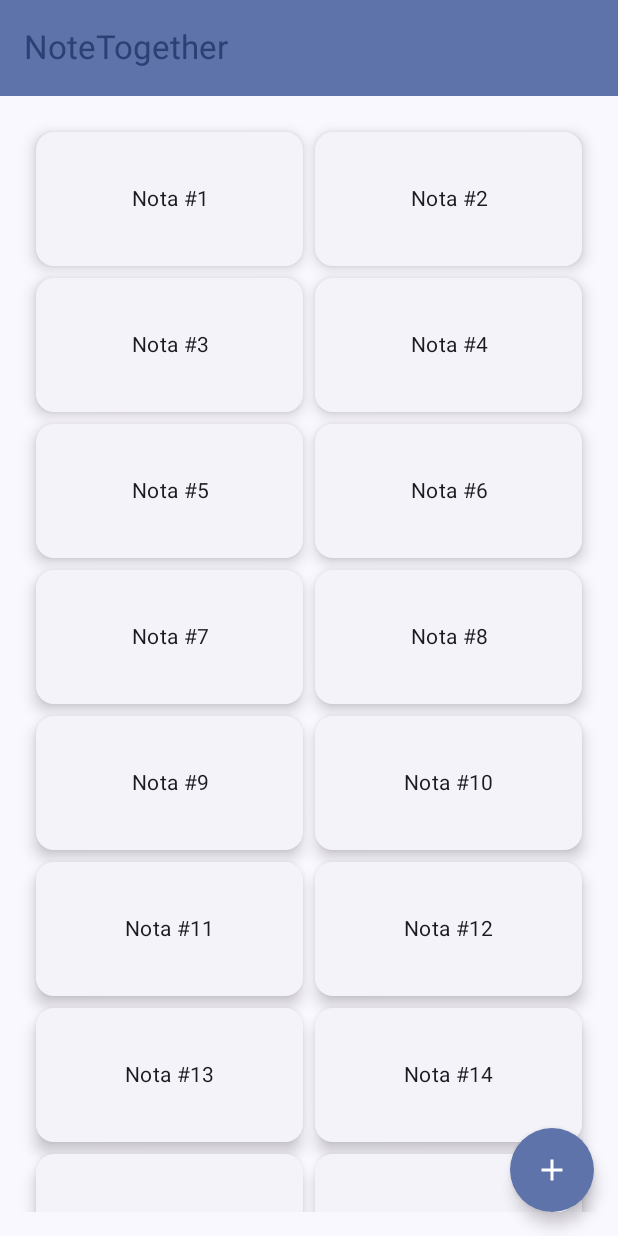
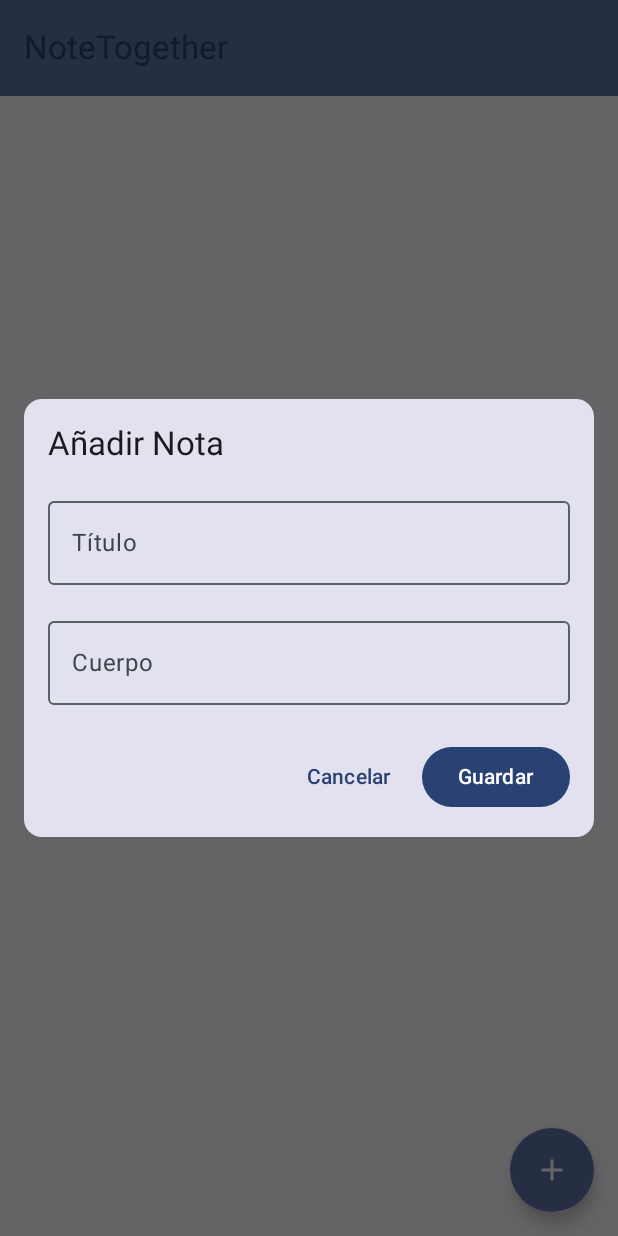
Before and after one commit to RaulGutIzq/NoteTogether, an Android app built with Jetpack Compose: the composable MaterialDesignView shown on its own in the app's theme, after a tap on "Añadir nota", on a phone screen of 412 x 824 dp. Run offline under Robolectric (Android 15) with nearby library versions, the phone set to English and light mode, and no system bars.

Commit message:
Añadido dialogo guardar

```diff
--- a/app/src/main/java/com/raulin/notetogether/view/MainActivity.kt
+++ b/app/src/main/java/com/raulin/notetogether/view/MainActivity.kt
@@ -12,25 +12,30 @@ import androidx.compose.runtime.Composable
 import androidx.compose.ui.Modifier
 import com.raulin.notetogether.view.ui.theme.NoteTogetherTheme
 import androidx.compose.foundation.layout.*
-import androidx.compose.foundation.lazy.LazyColumn
 import androidx.compose.foundation.lazy.grid.GridCells
 import androidx.compose.foundation.lazy.grid.LazyVerticalGrid
 import androidx.compose.foundation.lazy.grid.items
-import androidx.compose.foundation.rememberScrollState
 import androidx.compose.foundation.shape.CircleShape
-import androidx.compose.foundation.verticalScroll
 import androidx.compose.material.icons.Icons
 import androidx.compose.material.icons.filled.Add
 import androidx.compose.material3.*
-import androidx.compose.ui.Alignment
-import androidx.compose.ui.graphics.Color
-import androidx.compose.ui.res.painterResource
-import androidx.compose.ui.text.style.TextAlign
-import androidx.compose.ui.tooling.preview.Preview
+import androidx.compose.runtime.getValue
+import androidx.compose.runtime.mutableStateListOf
+import androidx.compose.runtime.mutableStateOf
+import androidx.compose.runtime.remember
+import androidx.compose.runtime.setValue
+import androidx.compose.ui.text.style.TextOverflow
 import androidx.compose.ui.unit.dp
+import androidx.compose.ui.window.Dialog
 
+data class Note(
+    val id: Int = System.currentTimeMillis().toInt(), // Identificador único
+    val title: String,
+    val body: String
+)
 
 class MainActivity : ComponentActivity() {
+
     override fun onCreate(savedInstanceState: Bundle?) {
         super.onCreate(savedInstanceState)
         enableEdgeToEdge()
@@ -46,6 +51,12 @@ class MainActivity : ComponentActivity() {
 @OptIn(ExperimentalMaterial3Api::class)
 @Composable
 fun MaterialDesignView() {
+    var showDialog by remember { mutableStateOf(false) }
+    var currentNote by remember { mutableStateOf<Note?>(null) }
+    val notes = remember { mutableStateListOf<Note>() }
+
+  //  notes.addAll(generateRandomNotes(75))
+
     Scaffold(
         topBar = {
             TopAppBar(
@@ -53,37 +64,66 @@ fun MaterialDesignView() {
                     containerColor = MaterialTheme.colorScheme.primaryContainer,
                     titleContentColor = MaterialTheme.colorScheme.primary,
                 ),
-                title = {
-                    Text("NoteTogether")
-                }
+                title = { Text("NoteTogether") }
             )
         },
         floatingActionButton = {
             FloatingActionButton(
-                onClick = { /* Aádir onlick en controller */ },
+                onClick = {
+                    currentNote = null
+                    showDialog = true
+                },
                 shape = CircleShape,
                 containerColor = MaterialTheme.colorScheme.primaryContainer
             ) {
                 Icon(Icons.Filled.Add, "Añadir nota")
             }
+        },
+        content = { innerPadding ->
+            Column(
+                modifier = Modifier
+                    .padding(top = 16.dp)
+                    .padding(innerPadding)
+                    .padding(horizontal = 16.dp)
+            ) {
+                NotasGrid(
+                    notes = notes,
+                    onNoteClick = { note ->
+                        currentNote = note
+                        showDialog = true
+                    }
+                )
+            }
         }
-    ) { paddingValues ->
-        Column(
-            modifier = Modifier
-                .fillMaxSize()
-                .padding(paddingValues)
-                .padding(16.dp)
-        ) {
-            NotasGrid()
-        }
+    )
+
+    // Mostrar el popup si está activo
+    if (showDialog) {
+        NoteDialog(
+            note = currentNote,
+            onDismiss = { showDialog = false }, // Cerrar el popup
+            onSave = { note ->
+                if (currentNote == null) {
+                    // Añadir nueva nota
+                    notes.add(note)
+                } else {
+                    // Actualizar la nota existente
+                    val index = notes.indexOf(currentNote)
+                    if (index != -1) {
+                        notes[index] = note
+                    }
+                }
+                showDialog = false
+            }
+        )
     }
 }
 
-
 @Composable
-fun NotasGrid() {
-    val notas = List(20) { "Nota #${it + 1}" }
-
+fun NotasGrid(
+    notes: List<Note>,
+    onNoteClick: (Note) -> Unit
+) {
     LazyVerticalGrid(
         columns = GridCells.Fixed(2),
         modifier = Modifier.fillMaxSize(),
@@ -91,32 +131,136 @@ fun NotasGrid() {
         verticalArrangement = Arrangement.spacedBy(8.dp),
         horizontalArrangement = Arrangement.spacedBy(8.dp)
     ) {
-        items(notas) { nota ->
-            NotaCard(nota)
+        items(notes) { note ->
+            NotaCard(note, onClick = { onNoteClick(note) })
         }
     }
 }
 
 @Composable
-fun NotaCard(nota: String) {
+fun NotaCard(nota: Note, onClick: () -> Unit) {
     ElevatedCard(
-        elevation = CardDefaults.cardElevation(
-            defaultElevation = 6.dp
-        ),
+        onClick=onClick,
+        elevation = CardDefaults.cardElevation(defaultElevation = 6.dp),
         modifier = Modifier
             .fillMaxWidth()
             .aspectRatio(2f)
     ) {
-        Box(
-            contentAlignment = Alignment.Center,
-            modifier = Modifier.fillMaxSize()
+        Column(
+            modifier = Modifier
+                .fillMaxSize()
+                .padding(8.dp)
         ) {
+            // Título
             Text(
-                text = nota,
-                textAlign = TextAlign.Center,
+                text = nota.title,
+                style = MaterialTheme.typography.titleMedium,
+                modifier = Modifier.padding(bottom = 8.dp) // Ajuste del padding para separación
+            )
+            // Cuerpo con truncado y máximo de 3 líneas
+            Text(
+                text = nota.body.take(100), // Muestra los primeros 100 caracteres del cuerpo
                 style = MaterialTheme.typography.bodyMedium,
-                modifier = Modifier.padding(8.dp)
+                maxLines = 3,
+                overflow = TextOverflow.Ellipsis
             )
+            Spacer(modifier = Modifier.weight(1f)) // Usado para distribuir espacio si es necesario
         }
     }
 }
+
+@Composable
+fun NoteDialog(
+    note: Note?, // La nota a editar, o null si es una nueva
+    onDismiss: () -> Unit,
+    onSave: (Note) -> Unit
+) {
+    // Estados para el título y el cuerpo de la nota
+    var title by remember { mutableStateOf(note?.title ?: "") }
+    var body by remember { mutableStateOf(note?.body ?: "") }
+
+    Dialog(onDismissRequest = { onDismiss() }) {
+        Surface(
+            shape = MaterialTheme.shapes.medium,
+            tonalElevation = 8.dp,
+            modifier = Modifier.padding(16.dp)
+        ) {
+            Column(
+                modifier = Modifier
+                    .fillMaxWidth()
+                    .padding(16.dp)
+            ) {
+                Text(
+                    text = if (note == null) "Añadir Nota" else "Editar Nota",
+                    style = MaterialTheme.typography.titleLarge,
+                    modifier = Modifier.padding(bottom = 16.dp)
+                )
+
+                OutlinedTextField(
+                    value = title,
+                    onValueChange = { title = it },
+                    label = { Text("Título") },
+                    modifier = Modifier.fillMaxWidth()
+                )
+
+                OutlinedTextField(
+                    value = body,
+                    onValueChange = { body = it },
+                    label = { Text("Cuerpo") },
+                    modifier = Modifier
+                        .fillMaxWidth()
+                        .padding(top = 16.dp),
+                    maxLines = 5
+                )
+
+                Row(
+                    horizontalArrangement = Arrangement.End,
+                    modifier = Modifier
+                        .fillMaxWidth()
+                        .padding(top = 24.dp)
+                ) {
+                    TextButton(onClick = onDismiss) {
+                        Text("Cancelar")
+                    }
+                    Spacer(modifier = Modifier.width(8.dp))
+                    Button(
+                        onClick = {
+                            val updatedNote = note?.copy(title = title, body = body)
+                                ?: Note(title = title, body = body)
+                            onSave(updatedNote)
+                        }
+                    ) {
+                        Text("Guardar")
+                    }
+                }
+            }
+        }
+    }
+}
+
+fun generateRandomNotes(count: Int): List<Note> {
+    val randomTitles = listOf(
+        "Nota importante", "Reunión de equipo", "Tareas pendientes", "Recordatorio",
+        "Ideas para el proyecto", "Compras para el hogar", "Cosas por hacer", "Plan de vacaciones",
+        "Notas de la clase", "Proyectos futuros"
+    )
+
+    val randomBodies = listOf(
+        "Recuerda revisar este tema en profundidad y discutirlo con el equipo.",
+        "Asegúrate de que todas las tareas estén completadas antes del plazo.",
+        "No olvides realizar la investigación necesaria para el proyecto.",
+        "Verifica que todos los datos estén correctos antes de enviarlos.",
+        "Revisar los requisitos del cliente y hacer los ajustes necesarios.",
+        "Compra pan, leche y huevos para la semana.",
+        "Llamar a Juan para confirmar la cita.",
+        "Enviar el informe al jefe antes de las 5 PM.",
+        "Revisar el presupuesto y ajustarlo según las recomendaciones.",
+        "Actualizar la documentación del proyecto con los últimos cambios."
+    )
+
+    return List(count) {
+        val title = randomTitles.random()
+        val body = randomBodies.random()
+        Note(title = title, body = body)
+    }
+}
```
